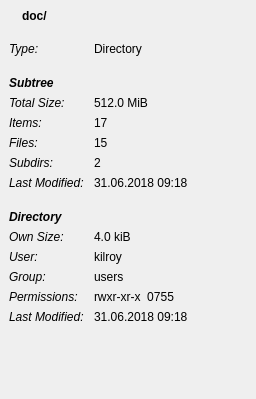
Qt form src/file-details-view.ui (shundhammer/qdirstat) before a commit.
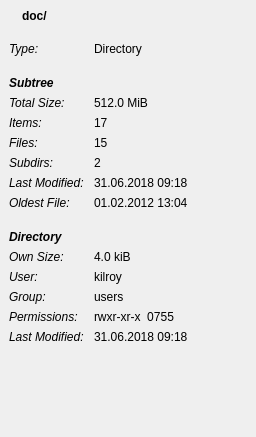
The same form after that commit. The open tabs and pages were chosen to show the change. Icons and pictures are not drawn.

Commit message: Show oldest file mtime in subdir or pkg in details panel (#118)

The edit to the form file:
```diff
--- a/src/file-details-view.ui
+++ b/src/file-details-view.ui
@@ -7,7 +7,7 @@
     <x>0</x>
     <y>0</y>
     <width>256</width>
-    <height>399</height>
+    <height>437</height>
    </rect>
   </property>
   <property name="windowTitle">
@@ -365,7 +365,7 @@
           </property>
          </widget>
         </item>
-        <item row="8" column="1">
+        <item row="9" column="1">
          <widget class="QLabel" name="dirOwnSizeLabel">
           <property name="text">
            <string>4.0 kiB</string>
@@ -443,14 +443,14 @@
           </property>
          </widget>
         </item>
-        <item row="9" column="1">
+        <item row="10" column="1">
          <widget class="QLabel" name="dirUserLabel">
           <property name="text">
            <string>kilroy</string>
           </property>
          </widget>
         </item>
-        <item row="10" column="0">
+        <item row="11" column="0">
          <widget class="QLabel" name="dirGroupCaption">
           <property name="font">
            <font>
@@ -462,14 +462,14 @@
           </property>
          </widget>
         </item>
-        <item row="10" column="1">
+        <item row="11" column="1">
          <widget class="QLabel" name="dirGroupLabel">
           <property name="text">
            <string>users</string>
           </property>
          </widget>
         </item>
-        <item row="11" column="0">
+        <item row="12" column="0">
          <widget class="QLabel" name="dirPermissionsCaption">
           <property name="font">
            <font>
@@ -481,14 +481,14 @@
           </property>
          </widget>
         </item>
-        <item row="11" column="1">
+        <item row="12" column="1">
          <widget class="QLabel" name="dirPermissionsLabel">
           <property name="text">
            <string>rwxr-xr-x  0755</string>
           </property>
          </widget>
         </item>
-        <item row="12" column="0">
+        <item row="13" column="0">
          <widget class="QLabel" name="dirMTimeCaption">
           <property name="font">
            <font>
@@ -500,14 +500,14 @@
           </property>
          </widget>
         </item>
-        <item row="12" column="1">
+        <item row="13" column="1">
          <widget class="QLabel" name="dirMTimeLabel">
           <property name="text">
            <string>31.06.2018 09:18</string>
           </property>
          </widget>
         </item>
-        <item row="7" column="0">
+        <item row="8" column="0">
          <widget class="QLabel" name="dirDirectoryHeading">
           <property name="font">
            <font>
@@ -522,7 +522,7 @@
           </property>
          </widget>
         </item>
-        <item row="8" column="0">
+        <item row="9" column="0">
          <widget class="QLabel" name="dirOwnSizeCaption">
           <property name="font">
            <font>
@@ -534,7 +534,7 @@
           </property>
          </widget>
         </item>
-        <item row="9" column="0">
+        <item row="10" column="0">
          <widget class="QLabel" name="dirUserCaption">
           <property name="font">
            <font>
@@ -592,6 +592,25 @@
           </property>
          </widget>
         </item>
+        <item row="7" column="0">
+         <widget class="QLabel" name="dirOldestFileCaption">
+          <property name="font">
+           <font>
+            <italic>true</italic>
+           </font>
+          </property>
+          <property name="text">
+           <string>Oldest File:</string>
+          </property>
+         </widget>
+        </item>
+        <item row="7" column="1">
+         <widget class="QLabel" name="dirOldestFileLabel">
+          <property name="text">
+           <string>01.02.2012 13:04</string>
+          </property>
+         </widget>
+        </item>
        </layout>
       </item>
       <item>
```
Left out of the diff: 40 changed lines with no effect on the pictures. The commit also changes 1 other file.
